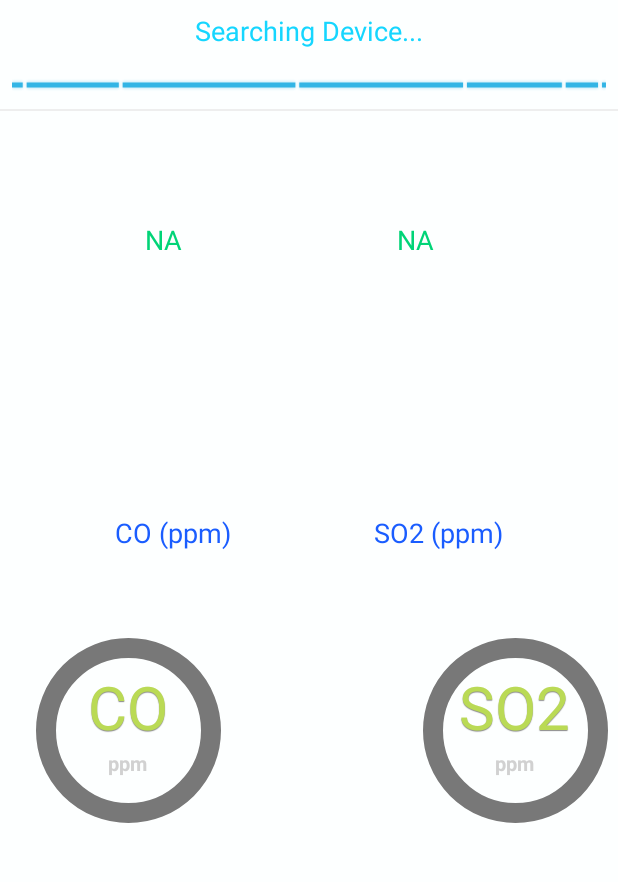
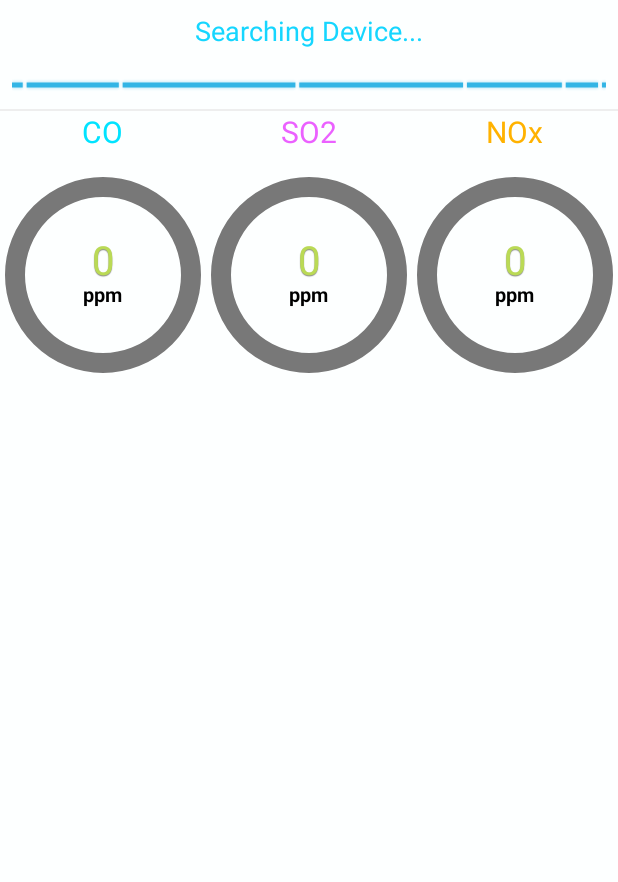
Before and after one commit to ChanakaCooray/AirPollutionMonitoring-AndroidApp, an Android app: the screen it shows after launch (DeviceListActivity), on a phone screen of 412 x 824 dp, the part 121-1003 px from its top. Run offline under Robolectric (Android 15) with nearby library versions, the phone set to English and light mode, and no system bars.

Commit message:
UI Changes

```diff
--- a/library/src/main/java/com/lylc/widget/circularprogressbar/CircularProgressBar.java
+++ b/library/src/main/java/com/lylc/widget/circularprogressbar/CircularProgressBar.java
@@ -137,7 +137,7 @@ public class CircularProgressBar extends ProgressBar{
 		mBackgroundColorPaint.setStyle(Paint.Style.STROKE);
 		mBackgroundColorPaint.setStrokeWidth(mStrokeWidth);
 
-		mTitlePaint.setTextSize(60);
+		mTitlePaint.setTextSize(40);
 		mTitlePaint.setStyle(Style.FILL);
 		mTitlePaint.setAntiAlias(true);
 		mTitlePaint.setTypeface(Typeface.create("Roboto-Thin", Typeface.NORMAL));
--- a/library/src/main/res/values/colors.xml
+++ b/library/src/main/res/values/colors.xml
@@ -3,5 +3,5 @@
     <color name="circular_progress_default_progress">#bada55</color>
 	<color name="circular_progress_default_background">#787878</color>
 	<color name="circular_progress_default_title">#bada55</color>
-	<color name="circular_progress_default_subtitle">#D1D1D1</color>
+	<color name="circular_progress_default_subtitle">#000000</color>
 </resources>
--- a/usbSerialExamples/src/main/java/com/hoho/android/usbserial/examples/DeviceListActivity.java
+++ b/usbSerialExamples/src/main/java/com/hoho/android/usbserial/examples/DeviceListActivity.java
@@ -27,13 +27,13 @@ public class DeviceListActivity extends Activity implements UsbDataReceiver.Rece
     private final String TAG = DeviceListActivity.class.getSimpleName();
 
     private TextView mProgressBarTitle;
-    private TextView mDumpTextView;
+//    private TextView mDumpTextView;
     private TextView demoTitle;
-    private TextView mCOValue;
-    private TextView mSO2Value;
+//    private TextView mCOValue;
+//    private TextView mSO2Value;
 
     private ProgressBar mProgressBar;
-    private ScrollView mScrollView;
+//    private ScrollView mScrollView;
     private UsbDataReceiver mReceiver;
 
     private ActionBar actionBar;
@@ -42,6 +42,7 @@ public class DeviceListActivity extends Activity implements UsbDataReceiver.Rece
 
     CircularProgressBar coBar;
     CircularProgressBar so2Bar;
+    CircularProgressBar noxBar;
 
     @Override
     public void onCreate(Bundle savedInstanceState) {
@@ -50,11 +51,11 @@ public class DeviceListActivity extends Activity implements UsbDataReceiver.Rece
 
         mProgressBarTitle = (TextView) findViewById(R.id.progressBarTitle);
         demoTitle = (TextView) findViewById(R.id.demoTitle);
-        mDumpTextView = (TextView) findViewById(R.id.consoleText);
-        mCOValue = (TextView) findViewById(R.id.co_value);
-        mSO2Value = (TextView) findViewById(R.id.so2_value);
-
-        mScrollView = (ScrollView) findViewById(R.id.demoScroller);
+//        mDumpTextView = (TextView) findViewById(R.id.consoleText);
+//        mCOValue = (TextView) findViewById(R.id.co_value);
+//        mSO2Value = (TextView) findViewById(R.id.so2_value);
+//
+//        mScrollView = (ScrollView) findViewById(R.id.demoScroller);
         mProgressBar = (ProgressBar) findViewById(R.id.progressBar);
 
         mReceiver = new UsbDataReceiver(new Handler());
@@ -62,6 +63,16 @@ public class DeviceListActivity extends Activity implements UsbDataReceiver.Rece
 
         coBar = (CircularProgressBar) findViewById(R.id.coBar);
         so2Bar = (CircularProgressBar) findViewById(R.id.so2Bar);
+        noxBar = (CircularProgressBar) findViewById(R.id.noxBar);
+
+        coBar.setTitle("0");
+        coBar.setSubTitle("ppm");
+
+        so2Bar.setTitle("0");
+        so2Bar.setSubTitle("ppm");
+
+        noxBar.setTitle("0");
+        noxBar.setSubTitle("ppm");
 
         actionBar = getActionBar();
         actionBar.setDisplayHomeAsUpEnabled(true);
@@ -137,8 +148,8 @@ public class DeviceListActivity extends Activity implements UsbDataReceiver.Rece
                 if (results != null) {
                     Log.d(TAG, "RECEIVED " + results);
 
-                    mCOValue.setText(results[0]);
-                    mSO2Value.setText(results[1]);
+//                    mCOValue.setText(results[0]);
+//                    mSO2Value.setText(results[1]);
 
                     coBar.setProgress(Integer.parseInt(results[0])/10);
                     so2Bar.setProgress(Integer.parseInt(results[1]) / 10);
--- a/usbSerialExamples/src/main/java/com/hoho/android/usbserial/examples/SerialConsoleActivity.java
+++ b/usbSerialExamples/src/main/java/com/hoho/android/usbserial/examples/SerialConsoleActivity.java
@@ -66,8 +66,8 @@ public class SerialConsoleActivity extends Activity {
     private static UsbSerialPort sPort = null;
 
     private TextView mTitleTextView;
-    private TextView mDumpTextView;
-    private ScrollView mScrollView;
+//    private TextView mDumpTextView;
+//    private ScrollView mScrollView;
     boolean on=true;
 
 
@@ -100,24 +100,24 @@ public class SerialConsoleActivity extends Activity {
         super.onCreate(savedInstanceState);
         setContentView(R.layout.serial_console);
         mTitleTextView = (TextView) findViewById(R.id.demoTitle);
-        mDumpTextView = (TextView) findViewById(R.id.consoleText);
-        mScrollView = (ScrollView) findViewById(R.id.demoScroller);
+//        mDumpTextView = (TextView) findViewById(R.id.consoleText);
+//        mScrollView = (ScrollView) findViewById(R.id.demoScroller);
 
-        Button b = (Button)findViewById(R.id.button);
-        b.setOnClickListener(new View.OnClickListener() {
-            @Override
-            public void onClick(View v) {
-                String s="";
-                if(on){
-                    s="off";
-                    on=false;
-                }else {
-                    s="on";
-                    on=true;
-                }
-                mSerialIoManager.writeAsync(s.getBytes());
-            }
-        });
+//        Button b = (Button)findViewById(R.id.button);
+//        b.setOnClickListener(new View.OnClickListener() {
+//            @Override
+//            public void onClick(View v) {
+//                String s="";
+//                if(on){
+//                    s="off";
+//                    on=false;
+//                }else {
+//                    s="on";
+//                    on=true;
+//                }
+//                mSerialIoManager.writeAsync(s.getBytes());
+//            }
+//        });
     }
 
     @Override
@@ -194,15 +194,14 @@ public class SerialConsoleActivity extends Activity {
         String a = new String(data);
         final String message = "Read " + data.length + " bytes: \n"
                 + Arrays.toString(data) +"=====   "+a+"  ======" + "\n\n";
-        mDumpTextView.append(message);
-        mScrollView.smoothScrollTo(0, mDumpTextView.getBottom());
+//        mDumpTextView.append(message);
+//        mScrollView.smoothScrollTo(0, mDumpTextView.getBottom());
     }
 
     /**
      * Starts the activity, using the supplied driver instance.
      *
      * @param context
-     * @param driver
      */
     static void show(Context context, UsbSerialPort port) {
         sPort = port;
--- a/usbSerialExamples/src/main/res/layout/main.xml
+++ b/usbSerialExamples/src/main/res/layout/main.xml
@@ -1,10 +1,12 @@
 <?xml version="1.0" encoding="utf-8"?>
-<RelativeLayout xmlns:android="http://schemas.android.com/apk/res/android"
+<LinearLayout xmlns:android="http://schemas.android.com/apk/res/android"
     xmlns:circular="http://schemas.android.com/apk/res-auto"
     xmlns:tools="http://schemas.android.com/tools"
-    android:layout_width="match_parent"
-    android:layout_height="match_parent"
-    android:background="#fffdffff">
+    android:layout_width="fill_parent"
+    android:layout_height="fill_parent"
+    android:background="#fffdffff"
+    android:orientation="vertical"
+    >
 
     <TextView
         android:id="@+id/demoTitle"
@@ -16,7 +18,8 @@
         android:textColor="#ff5db8ff"
         android:editable="false"
         android:layout_alignParentTop="true"
-        android:layout_centerHorizontal="true" />
+        android:layout_centerHorizontal="true"
+        android:layout_gravity="center_horizontal"/>
 
     <TextView
         android:id="@+id/progressBarTitle"
@@ -27,7 +30,8 @@
         android:text="@string/refreshing"
         android:padding="8dp"
         android:textSize="18sp"
-        android:textColor="#ff15d6ff" />
+        android:textColor="#ff15d6ff"
+        android:layout_gravity="center_horizontal" />
 
     <ProgressBar
         android:id="@+id/progressBar"
@@ -53,88 +57,159 @@
         <!--android:layout_height="wrap_content"-->
         <!--android:layout_below="@+id/separator" />-->
 
-    <ScrollView
-        android:id="@+id/demoScroller"
-        android:layout_width="match_parent"
+    <!--<ScrollView-->
+        <!--android:id="@+id/demoScroller"-->
+        <!--android:layout_width="match_parent"-->
+        <!--android:layout_height="wrap_content"-->
+        <!--android:layout_below="@+id/separator" >-->
+
+        <!--<TextView-->
+            <!--android:id="@+id/consoleText"-->
+            <!--android:textIsSelectable="true"-->
+            <!--android:layout_width="match_parent"-->
+            <!--android:layout_height="wrap_content"-->
+            <!--android:typeface="monospace" />-->
+    <!--</ScrollView>-->
+
+    <!--<TextView-->
+        <!--android:layout_width="wrap_content"-->
+        <!--android:layout_height="wrap_content"-->
+        <!--android:textAppearance="?android:attr/textAppearanceMedium"-->
+        <!--android:text="@string/co_value"-->
+        <!--android:id="@+id/co_value"-->
+        <!--android:textColor="#ff00d477"-->
+        <!--android:layout_marginTop="54dp"-->
+        <!--android:layout_below="@+id/demoScroller"-->
+        <!--android:layout_toLeftOf="@+id/progressBarTitle"-->
+        <!--android:layout_toStartOf="@+id/progressBarTitle" />-->
+
+    <!--<TextView-->
+        <!--android:layout_width="wrap_content"-->
+        <!--android:layout_height="wrap_content"-->
+        <!--android:textAppearance="?android:attr/textAppearanceMedium"-->
+        <!--android:textColor="#ff00d477"-->
+        <!--android:text="NA"-->
+        <!--android:id="@+id/so2_value"-->
+        <!--android:layout_alignTop="@+id/co_value"-->
+        <!--android:layout_alignRight="@+id/progressBarTitle"-->
+        <!--android:layout_alignEnd="@+id/progressBarTitle" />-->
+
+    <LinearLayout
+        android:layout_width="fill_parent"
         android:layout_height="wrap_content"
-        android:layout_below="@+id/separator" >
+        android:orientation="horizontal"
+        android:layout_centerHorizontal="true"
+        >
 
-        <TextView
-        android:id="@+id/consoleText"
-        android:textIsSelectable="true"
-        android:layout_width="match_parent"
-        android:layout_height="wrap_content"
-        android:typeface="monospace" />
-    </ScrollView>
+        <LinearLayout
+            android:layout_width="0dp"
+            android:layout_height="match_parent"
+            android:layout_weight="1"
+            android:orientation="vertical">
 
             <TextView
                 android:layout_width="wrap_content"
                 android:layout_height="wrap_content"
                 android:textAppearance="?android:attr/textAppearanceMedium"
                 android:text="@string/carbon_monoxide"
-        android:id="@+id/carbon_monoxide"
-        android:textColor="#ff1a5dff"
-        android:layout_centerVertical="true"
-        android:layout_alignLeft="@+id/demoTitle"
-        android:layout_alignStart="@+id/demoTitle" />
+                android:id="@+id/cotext"
+                android:textColor="#ff00e3ff"
+                android:layout_gravity="center_horizontal"
+                android:textSize="20dp"/>
 
-    <TextView
-        android:layout_width="wrap_content"
+            >
+            <com.lylc.widget.circularprogressbar.CircularProgressBar
+                android:id="@+id/coBar"
+                style="@style/Widget.ProgressBar.CircularProgressBar"
+                circular:cpb_subtitle="ppm"
+                circular:cpb_title="CO"
                 android:layout_height="wrap_content"
-        android:textAppearance="?android:attr/textAppearanceMedium"
-        android:text="@string/co_value"
-        android:id="@+id/co_value"
-        android:textColor="#ff00d477"
-        android:layout_marginTop="54dp"
-        android:layout_below="@+id/demoScroller"
-        android:layout_toLeftOf="@+id/progressBarTitle"
-        android:layout_toStartOf="@+id/progressBarTitle" />
+                android:layout_width="match_parent"
+                android:layout_gravity="center_horizontal"
+                android:layout_margin="10dp"
+                />
+        </LinearLayout>
+
+        <LinearLayout
+            android:layout_width="0dp"
+            android:layout_height="match_parent"
+            android:layout_weight="1"
+            android:orientation="vertical"
+            >
 
             <TextView
                 android:layout_width="wrap_content"
                 android:layout_height="wrap_content"
                 android:textAppearance="?android:attr/textAppearanceMedium"
                 android:text="@string/sulpher_dioxide"
-        android:textColor="#ff1a5dff"
-        android:id="@+id/textView"
-        android:layout_alignTop="@+id/carbon_monoxide"
-        android:layout_alignRight="@+id/demoTitle"
-        android:layout_alignEnd="@+id/demoTitle" />
+                android:textColor="#ffeb61ff"
+                android:id="@+id/so2text"
+                android:layout_gravity="center_horizontal"
+                android:textSize="20dp"/>
+
+            <com.lylc.widget.circularprogressbar.CircularProgressBar
+                android:id="@+id/so2Bar"
+                style="@style/Widget.ProgressBar.CircularProgressBar"
+                circular:cpb_subtitle="ppm"
+                circular:cpb_title="SO2"
+                android:layout_height="wrap_content"
+                android:layout_width="match_parent"
+                android:layout_gravity="center_horizontal"
+                android:layout_margin="10dp"
+                />
+        </LinearLayout>
+
+        <LinearLayout
+            android:layout_width="0dp"
+            android:layout_height="match_parent"
+            android:layout_weight="1"
+            android:orientation="vertical"
+            >
 
             <TextView
                 android:layout_width="wrap_content"
                 android:layout_height="wrap_content"
                 android:textAppearance="?android:attr/textAppearanceMedium"
-        android:textColor="#ff00d477"
-        android:text="NA"
-        android:id="@+id/so2_value"
-        android:layout_alignTop="@+id/co_value"
-        android:layout_alignRight="@+id/progressBarTitle"
-        android:layout_alignEnd="@+id/progressBarTitle" />
-
+                android:text="@string/nitrigon_oxide"
+                android:textColor="#ffffb200"
+                android:id="@+id/noxtext"
+                android:layout_gravity="center_horizontal"
+                android:textSize="20dp"/>
 
             <com.lylc.widget.circularprogressbar.CircularProgressBar
-        android:id="@+id/coBar"
+                android:id="@+id/noxBar"
                 style="@style/Widget.ProgressBar.CircularProgressBar"
-        android:layout_width="110dip"
-        android:layout_height="110dip"
                 circular:cpb_subtitle="ppm"
-        circular:cpb_title="CO"
-        android:layout_alignTop="@+id/so2Bar"
-        android:layout_alignRight="@+id/carbon_monoxide"
-        android:layout_alignEnd="@+id/carbon_monoxide" />
+                circular:cpb_title="NOx"
+                android:layout_height="wrap_content"
+                android:layout_width="match_parent"
+                android:layout_gravity="center_horizontal"
+                android:layout_margin="10dp"
+                />
+        </LinearLayout>
+    </LinearLayout>
 
-    <com.lylc.widget.circularprogressbar.CircularProgressBar
-        android:id="@+id/so2Bar"
-        style="@style/Widget.ProgressBar.CircularProgressBar"
-        android:layout_width="110dip"
-        android:layout_height="110dip"
-        circular:cpb_subtitle="ppm"
-        circular:cpb_title="SO2"
-        android:layout_marginTop="51dp"
-        android:layout_below="@+id/textView"
-        android:layout_alignParentRight="true"
-        android:layout_alignParentEnd="true" />
+    <!--<LinearLayout-->
+        <!--android:layout_width="wrap_content"-->
+        <!--android:layout_height="wrap_content"-->
+        <!--android:orientation="horizontal" >-->
+        <!--<TextView-->
+            <!--android:layout_width="0px"-->
+            <!--android:layout_height="wrap_content"-->
+            <!--android:textAppearance="?android:attr/textAppearanceMedium"-->
+            <!--android:text="@string/carbon_monoxide"-->
+            <!--android:id="@+id/carbon_monoxide"-->
+            <!--android:textColor="#ff1a5dff"-->
+            <!--android:layout_weight="1" />-->
 
+        <!--<TextView-->
+            <!--android:layout_width="0px"-->
+            <!--android:layout_height="wrap_content"-->
+            <!--android:textAppearance="?android:attr/textAppearanceMedium"-->
+            <!--android:text="@string/sulpher_dioxide"-->
+            <!--android:textColor="#ff1a5dff"-->
+            <!--android:id="@+id/textView"-->
+            <!--android:layout_weight="1" />-->
+    <!--</LinearLayout>-->
 
-</RelativeLayout>
+</LinearLayout>
--- a/usbSerialExamples/src/main/res/layout/serial_console.xml
+++ b/usbSerialExamples/src/main/res/layout/serial_console.xml
@@ -33,16 +33,40 @@
             <!--&lt;!&ndash;android:typeface="monospace" />&ndash;&gt;-->
     <!--</ScrollView>-->
 
-    <Button
-        android:layout_width="wrap_content"
-        android:layout_height="wrap_content"
-        android:text="New Button"
-        android:id="@+id/button"
-        android:layout_below="@+id/demoScroller"
-        android:layout_alignParentLeft="true"
-        android:layout_alignParentStart="true"
-        android:layout_marginLeft="27dp"
-        android:layout_marginStart="27dp"
-        android:layout_marginTop="34dp" />
+    <!--<Button-->
+        <!--android:layout_width="wrap_content"-->
+        <!--android:layout_height="wrap_content"-->
+        <!--android:text="New Button"-->
+        <!--android:id="@+id/button"-->
+        <!--android:layout_below="@+id/demoScroller"-->
+        <!--android:layout_alignParentLeft="true"-->
+        <!--android:layout_alignParentStart="true"-->
+        <!--android:layout_marginLeft="27dp"-->
+        <!--android:layout_marginStart="27dp"-->
+        <!--android:layout_marginTop="34dp" />-->
+
+    <LinearLayout
+        android:orientation="horizontal"
+        android:layout_width="match_parent"
+        android:layout_height="match_parent"
+        android:layout_centerHorizontal="true"
+        android:layout_marginTop="112dp">
+
+        <TextView
+            android:layout_width="wrap_content"
+            android:layout_height="wrap_content"
+            android:text="New Text"
+            android:id="@+id/textView2"
+            android:layout_centerHorizontal="true"
+            android:layout_weight="1"/>
+
+        <TextView
+            android:layout_width="wrap_content"
+            android:layout_height="wrap_content"
+            android:text="Large Text"
+            android:id="@+id/textView3"
+            android:layout_centerHorizontal="true"
+            android:layout_weight="1"/>
+    </LinearLayout>
 
 </RelativeLayout>
--- a/usbSerialExamples/src/main/res/values/strings.xml
+++ b/usbSerialExamples/src/main/res/values/strings.xml
@@ -4,8 +4,8 @@
     <string name="app_title">Air Pollution Monitoring</string>
     <string name="app_name">Air Pollution Monitoring</string>
     <string name="refreshing">Searching Device...</string>
-    <string name="carbon_monoxide">CO (ppm)</string>
+    <string name="carbon_monoxide">CO</string>
     <string name="co_value">NA</string>
-    <string name="sulpher_dioxide">SO2 (ppm)</string>
-
+    <string name="sulpher_dioxide">SO2</string>
+    <string name="nitrigon_oxide">NOx</string>
 </resources>
```
Lines whose indentation alone changed are shown as unchanged.
